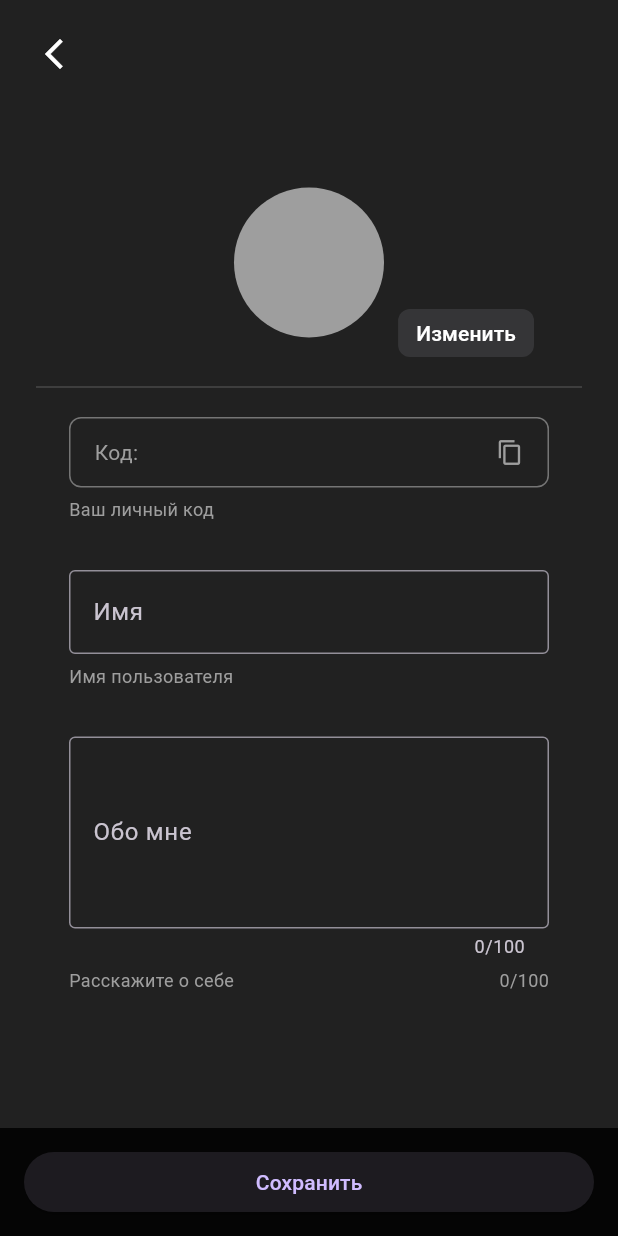
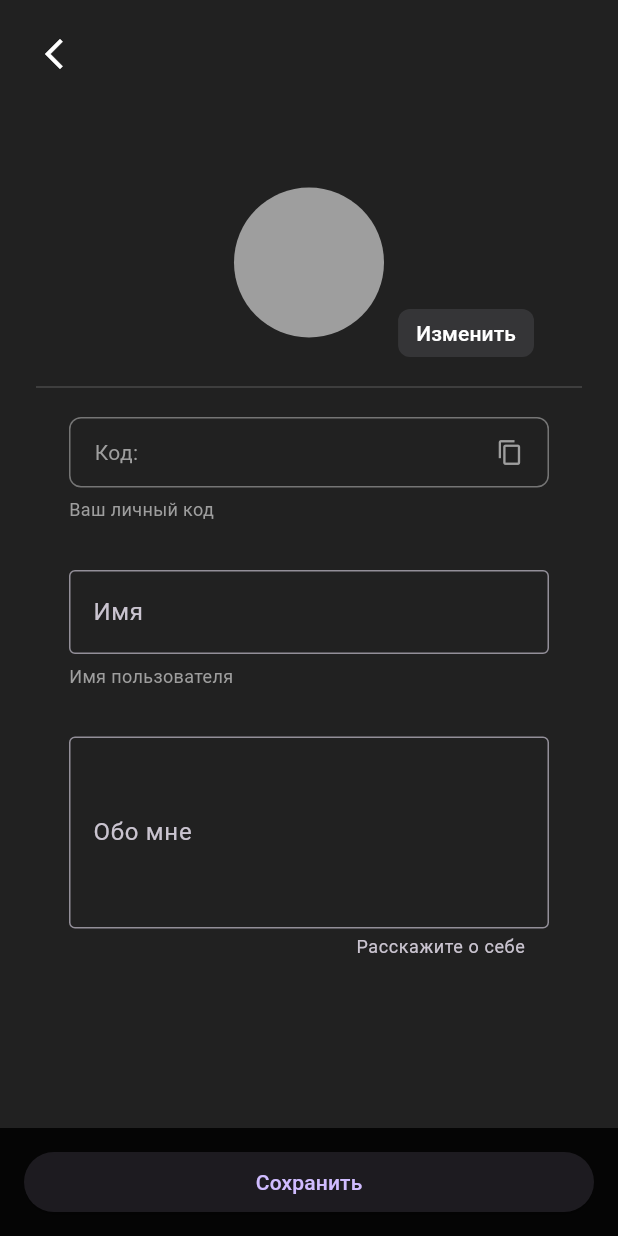
Before and after one commit to 00THESAME00/menro-push-server, a Flutter app: the EditProfileScreen screen opened directly with empty values, on a phone screen of 412 x 824 dp. Run offline on Flutter 3.47's test engine with Material 3 defaults, Android fonts, the light colour scheme and no system bars; our stand-ins replace cloud_firestore, firebase_core, firebase_messaging, shared_preferences; accounts and stored records are empty.

Commit message:
Обновление

```diff
--- a/lib/main.dart
+++ b/lib/main.dart
@@ -1094,7 +1094,6 @@ class _EditProfileScreenState extends State<EditProfileScreen> {
   Widget build(BuildContext context) {
     final double statusBarHeight = MediaQuery.of(context).padding.top;
     final double bottomInset = MediaQuery.of(context).padding.bottom + 16;
-    final int aboutLength = aboutController.text.length;
 
     return Scaffold(
       backgroundColor: const Color(0xFF212121),
@@ -1106,7 +1105,6 @@ class _EditProfileScreenState extends State<EditProfileScreen> {
               child: Column(
                 crossAxisAlignment: CrossAxisAlignment.center,
                 children: [
-                  // 🖼️ Аватар + кнопка изменить
                   SizedBox(
                     width: 180,
                     height: 110,
@@ -1147,10 +1145,7 @@ class _EditProfileScreenState extends State<EditProfileScreen> {
                       ],
                     ),
                   ),
-
                   const SizedBox(height: 16),
-
-                  // 🔲 Линия-дивидер
                   const Padding(
                     padding: EdgeInsets.symmetric(horizontal: 24),
                     child: Divider(
@@ -1159,10 +1154,7 @@ class _EditProfileScreenState extends State<EditProfileScreen> {
                       height: 24,
                     ),
                   ),
-
                   const SizedBox(height: 8),
-
-                  // 👤 User ID
                   Align(
                     alignment: Alignment.center,
                     child: SizedBox(
@@ -1200,10 +1192,7 @@ class _EditProfileScreenState extends State<EditProfileScreen> {
                       ),
                     ),
                   ),
-
                   const SizedBox(height: 32),
-
-                  // 📛 Поле имени
                   Align(
                     alignment: Alignment.center,
                     child: SizedBox(
@@ -1224,10 +1213,7 @@ class _EditProfileScreenState extends State<EditProfileScreen> {
                       ),
                     ),
                   ),
-
                   const SizedBox(height: 32),
-
-                  // 📘 Поле "Обо мне"
                   Align(
                     alignment: Alignment.center,
                     child: SizedBox(
@@ -1239,27 +1225,11 @@ class _EditProfileScreenState extends State<EditProfileScreen> {
                             controller: aboutController,
                             maxLines: 4,
                             maxLength: 100,
-                            onChanged: (_) => setState(() {}),
                             decoration: const InputDecoration(
                               labelText: 'Обо мне',
                               border: OutlineInputBorder(),
+                              counterText: 'Расскажите о себе', // 👈 Комментарий вместо стандартного счётчика
                             ),
-                          ),
-                          const SizedBox(height: 6),
-                          Row(
-                            mainAxisAlignment: MainAxisAlignment.spaceBetween,
-                            crossAxisAlignment: CrossAxisAlignment.baseline,
-                            textBaseline: TextBaseline.alphabetic,
-                            children: [
-                              const Text(
-                                'Расскажите о себе',
-                                style: TextStyle(color: Colors.grey, fontSize: 12),
-                              ),
-                              Text(
-                                '$aboutLength/100',
-                                style: const TextStyle(color: Colors.grey, fontSize: 12),
-                              ),
-                            ],
                           ),
                         ],
                       ),
@@ -1269,8 +1239,6 @@ class _EditProfileScreenState extends State<EditProfileScreen> {
               ),
             ),
           ),
-
-          // 🔙 Кнопка назад
           Positioned(
             top: statusBarHeight + 12,
             left: 12,
@@ -1282,8 +1250,6 @@ class _EditProfileScreenState extends State<EditProfileScreen> {
               ),
             ),
           ),
-
-          // ✅ Кнопка «Сохранить»
           Positioned(
             bottom: 0,
             left: 0,
```
